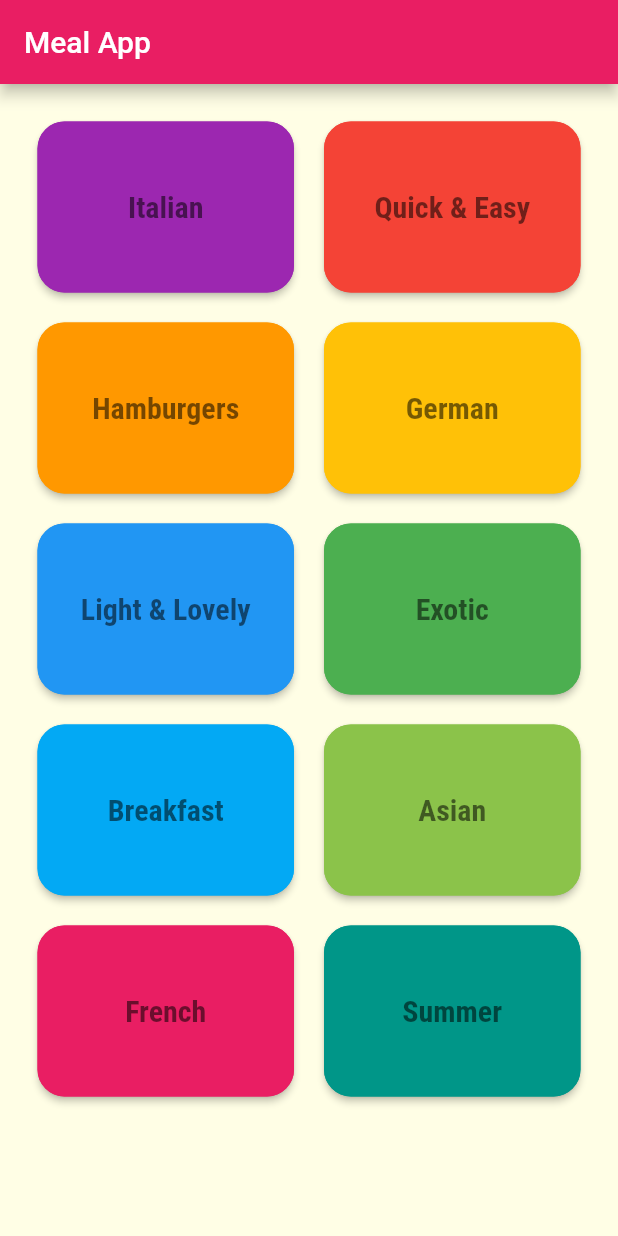
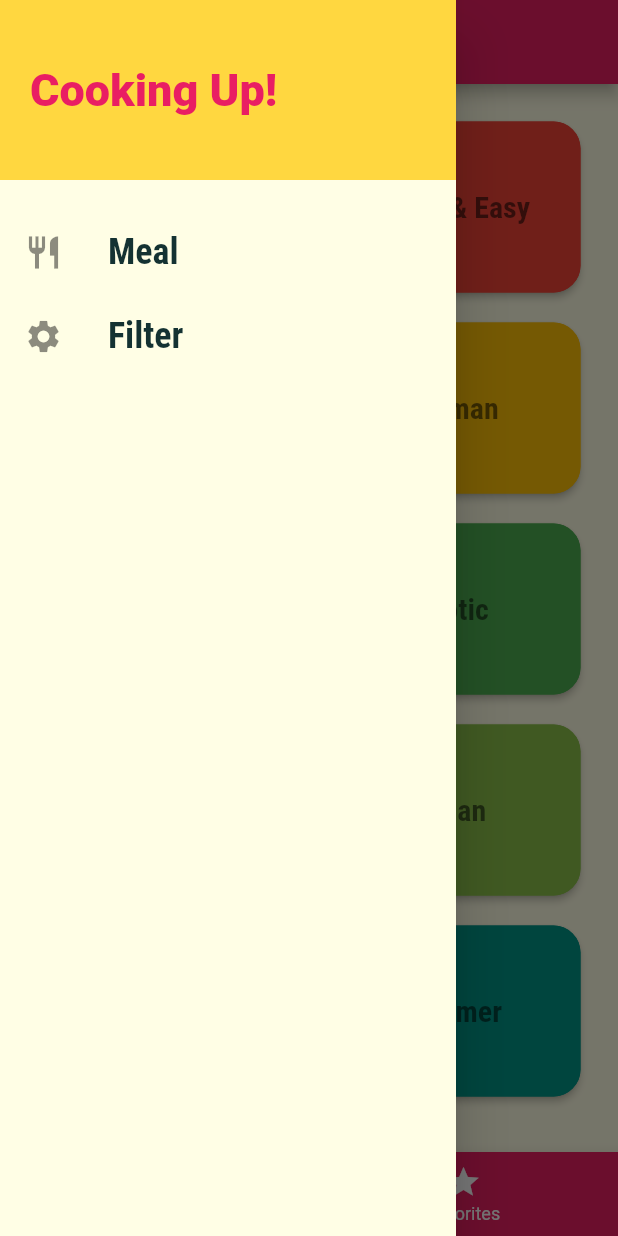
Before and after one commit to djamelsbar/mealApp, a Flutter app: the screen it shows after launch, with the side drawer open (before the commit the screen has no drawer), on a phone screen of 412 x 824 dp. Run offline on Flutter 3.47's test engine with Material 2 defaults, Android fonts, the phone set to English and light mode, and no system bars.

```diff
--- a/lib/main.dart
+++ b/lib/main.dart
@@ -1,7 +1,10 @@
 import 'package:flutter/material.dart';
+import 'package:mealapp/dummy_data.dart';
+import 'package:mealapp/models/meal.dart';
+import 'package:mealapp/models/tabs_screen.dart';
 import 'package:mealapp/screens/category_meals_screen.dart';
+import 'package:mealapp/screens/filtters_screen.dart';
 import 'package:mealapp/screens/meal_detail_screen.dart';
-import './screens/category_screen.dart';
 
 main() {
   runApp(MyApp());
@@ -13,6 +16,54 @@ class MyApp extends StatefulWidget {
 }
 
 class _MyAppState extends State<MyApp> {
+  Map<String, bool> _filter = {
+    'gluten': false,
+    'lactose': false,
+    'vegan': false,
+    'vegetarian': false,
+  };
+
+  List<Meal> _availableMeals = DUMMY_MEALS;
+  List<Meal> _favoriteMeals = [];
+
+  void setFilters(Map<String, bool> _filterData) {
+    setState(() {
+      _filter = _filterData;
+      _availableMeals = DUMMY_MEALS.where((meal) {
+        if (_filter['gluten'] && !meal.isGlutenFree) {
+          return false;
+        }
+        if (_filter['lactose'] && !meal.isLactoseFree) {
+          return false;
+        }
+        if (_filter['vegan'] && !meal.isVegan) {
+          return false;
+        }
+        if (_filter['vegetarian'] && !meal.isVegetarian) {
+          return false;
+        }
+        return true;
+      }).toList();
+    });
+  }
+
+  void _toggleFavorite(String mealId) {
+    final existingIndex =
+        _favoriteMeals.indexWhere((meal) => meal.id == mealId);
+    if (existingIndex >= 0) {
+      setState(() {
+        _favoriteMeals.removeAt(existingIndex);
+      });
+    } else {
+      setState(() {
+        _favoriteMeals.add(DUMMY_MEALS.firstWhere((meal) => meal.id == mealId));
+      });
+    }
+  }
+
+  bool _isMealFavorites(String mealId){
+    return _favoriteMeals.any((meal) => meal.id == mealId);
+  }
   @override
   Widget build(BuildContext context) {
     return MaterialApp(
@@ -31,14 +82,12 @@ class _MyAppState extends State<MyApp> {
               ),
           primarySwatch: Colors.pink),
       routes: {
-        '/': (context) {
-          return Scaffold(
-            appBar: AppBar(title: Text("Meal App")),
-            body: CategoryScreen(),
-          );
-        },
-        CategoryMealsScreen.routeName:(context)=>CategoryMealsScreen(),
-        MealDetailScreen.routName : (context)=>MealDetailScreen(),
+        '/': (ctx) => TabsScreen(_favoriteMeals),
+        CategoryMealsScreen.routeName: (context) =>
+            CategoryMealsScreen(_availableMeals),
+        MealDetailScreen.routName: (context) =>
+            MealDetailScreen(_toggleFavorite,_isMealFavorites),
+        FiltersScreen.routeName: (context) => FiltersScreen(setFilters),
       },
     );
   }
--- /dev/null
+++ b/lib/models/tabs_screen.dart
@@ -0,0 +1,57 @@
+import 'package:flutter/material.dart';
+import 'package:mealapp/models/favorites_screen.dart';
+import 'package:mealapp/models/meal.dart';
+import 'package:mealapp/screens/category_screen.dart';
+import 'package:mealapp/widgets/main_drawer.dart';
+
+class TabsScreen extends StatefulWidget {
+  final List<Meal> favoriteMeals ;
+
+  const TabsScreen(this.favoriteMeals);
+
+  @override
+  _TabsScreenState createState() => _TabsScreenState();
+}
+
+class _TabsScreenState extends State<TabsScreen> {
+  List<Map<String, Object>> _page;
+
+  @override
+  void initState(){
+    _page = [
+      {'page': CategoryScreen(), 'title': 'Categories'},
+      {'page': FavoritesScreen(widget.favoriteMeals), 'title': 'Your Favorites'}
+    ];
+    super.initState();
+  }
+
+  int selectPageIndex = 0;
+  void _selectPage(int value) {
+    setState(() {
+      selectPageIndex = value;
+    });
+  }
+
+  @override
+  Widget build(BuildContext context) {
+    return Scaffold(
+      appBar: AppBar(
+        title: Text(_page[selectPageIndex]['title']),
+      ),
+      body: _page[selectPageIndex]['page'],
+      bottomNavigationBar: BottomNavigationBar(
+        backgroundColor: Theme.of(context).primaryColor,
+        onTap: _selectPage,
+        selectedItemColor: Colors.black,
+        unselectedItemColor: Colors.white,
+        currentIndex: selectPageIndex,
+        items: [
+          BottomNavigationBarItem(
+              icon: Icon(Icons.category), label: "Categories"),
+          BottomNavigationBarItem(icon: Icon(Icons.star), label: "Favorites"),
+        ],
+      ),
+      drawer: MainDrawer(),
+    );
+  }
+}
--- /dev/null
+++ b/lib/widgets/main_drawer.dart
@@ -0,0 +1,42 @@
+import 'package:flutter/material.dart';
+import 'package:mealapp/screens/filtters_screen.dart';
+
+class MainDrawer extends StatelessWidget {
+  Widget buildListTile(IconData icon,String text, Function function){
+    return ListTile(
+            leading: Icon(icon,size: 26),
+            title: Text(text, style: TextStyle(
+              fontSize:24,
+              fontFamily: 'RobotoCondensed',
+              fontWeight: FontWeight.w700
+            )),
+            onTap: function,
+          );
+  }
+
+  @override
+  Widget build(BuildContext context) {
+    return Drawer(
+      child: Column(
+        children: [
+          Container(
+            height: 120,
+            width: double.infinity,
+            padding: EdgeInsets.all(20),
+            alignment: Alignment.centerLeft,
+            color: Theme.of(context).accentColor,
+            child: Text('Cooking Up!', style: TextStyle(
+              fontSize: 30,
+              fontWeight: FontWeight.w900,
+              color: Theme.of(context).primaryColor
+            ),
+          ),
+          ),
+          SizedBox(height: 20,),
+          buildListTile(Icons.restaurant,"Meal",(){Navigator.of(context).pushReplacementNamed("/");}),
+          buildListTile(Icons.settings,"Filter",(){Navigator.of(context).pushReplacementNamed(FiltersScreen.routeName);}),
+        ],
+      ),
+    );
+  }
+}
```
Also changed, not shown: lib/models/favorites_screen.dart (added, +30 -0 lines), lib/screens/category_meals_screen.dart (+24 -8 lines), lib/screens/filtters_screen.dart (added, +94 -0 lines), lib/screens/meal_detail_screen.dart (+11 -2 lines), lib/widgets/meal_item.dart (+7 -2 lines).
